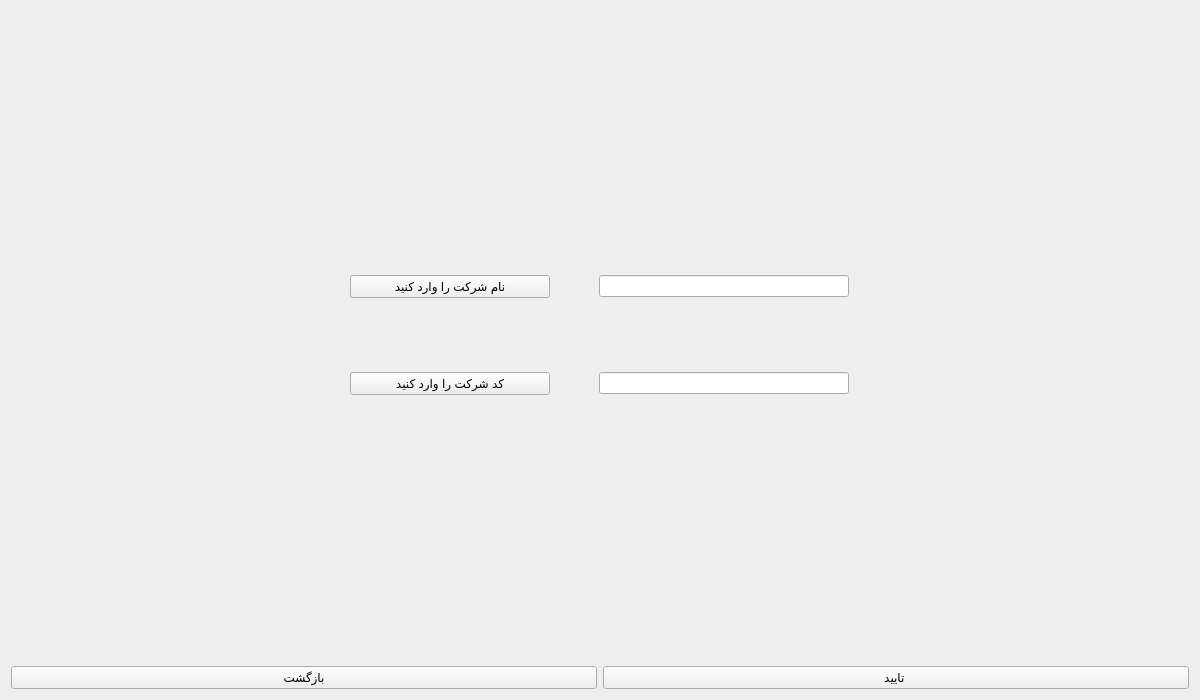
Old version of the form full_company.ui in the repository mahan109910/linking_me.
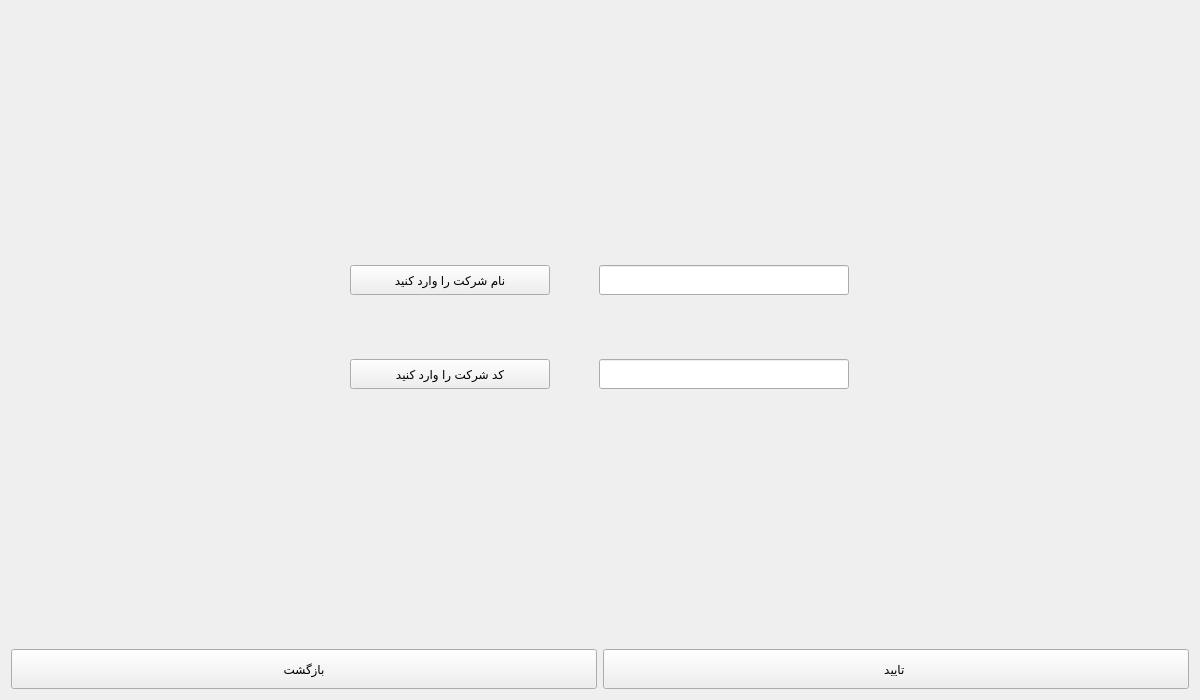
New version of the form. Icons and pictures are not drawn.

Patch:
```diff
--- a/full_company.ui
+++ b/full_company.ui
@@ -40,7 +40,7 @@
         <property name="maximumSize">
          <size>
           <width>200</width>
-          <height>16777215</height>
+          <height>30</height>
          </size>
         </property>
         <property name="styleSheet">
@@ -56,7 +56,7 @@
         <property name="maximumSize">
          <size>
           <width>200</width>
-          <height>16777215</height>
+          <height>30</height>
          </size>
         </property>
         <property name="text">
@@ -75,7 +75,7 @@
         <property name="maximumSize">
          <size>
           <width>250</width>
-          <height>16777215</height>
+          <height>30</height>
          </size>
         </property>
        </widget>
@@ -85,7 +85,7 @@
         <property name="maximumSize">
          <size>
           <width>250</width>
-          <height>16777215</height>
+          <height>30</height>
          </size>
         </property>
         <property name="styleSheet">
@@ -102,6 +102,12 @@
    </item>
    <item row="3" column="0">
     <widget class="QPushButton" name="pushButton_bake_company">
+     <property name="maximumSize">
+      <size>
+       <width>16777215</width>
+       <height>40</height>
+      </size>
+     </property>
      <property name="text">
       <string>بازگشت</string>
      </property>
@@ -109,6 +115,12 @@
    </item>
    <item row="3" column="1">
     <widget class="QPushButton" name="pushButton_ok_company">
+     <property name="maximumSize">
+      <size>
+       <width>16777215</width>
+       <height>40</height>
+      </size>
+     </property>
      <property name="text">
       <string>تایید </string>
      </property>
```
